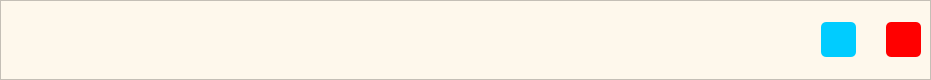
Before: the Qt Designer form menu/admin/customWidget/itemwidget.ui in Anmol-A-jain/Dyner, drawn with Qt 5.
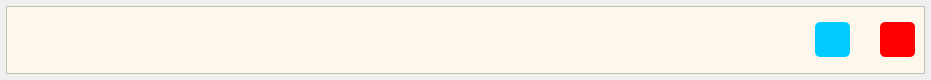
After: the same form once the commit is applied.

```diff
--- a/menu/admin/customWidget/itemwidget.ui
+++ b/menu/admin/customWidget/itemwidget.ui
@@ -24,16 +24,16 @@
     <number>0</number>
    </property>
    <property name="leftMargin">
-    <number>0</number>
+    <number>6</number>
    </property>
    <property name="topMargin">
-    <number>0</number>
+    <number>6</number>
    </property>
    <property name="rightMargin">
-    <number>0</number>
+    <number>6</number>
    </property>
    <property name="bottomMargin">
-    <number>0</number>
+    <number>6</number>
    </property>
    <item>
     <widget class="QFrame" name="frame">
```
